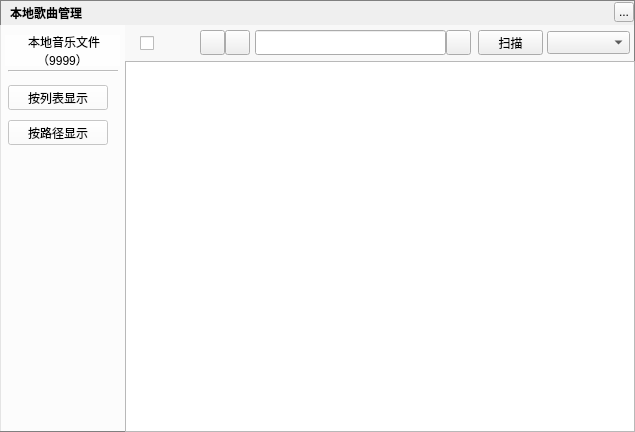
Qt form ui/toolsetswidget/musiclocalsongsmanagerwidget.ui (Greedysky/TTKMusicPlayer) before a commit.
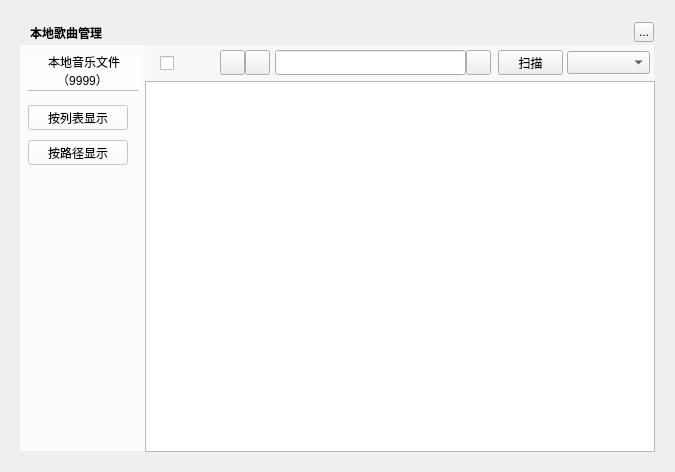
The same form after that commit. Icons and pictures are not drawn. Custom widgets are drawn as their Qt base class.

Commit message: update the interface border shadow[851320]

Patch:
```diff
--- a/ui/toolsetswidget/musiclocalsongsmanagerwidget.ui
+++ b/ui/toolsetswidget/musiclocalsongsmanagerwidget.ui
@@ -6,21 +6,21 @@
    <rect>
     <x>0</x>
     <y>0</y>
-    <width>635</width>
-    <height>432</height>
+    <width>675</width>
+    <height>472</height>
    </rect>
   </property>
   <property name="windowTitle">
    <string>MusicLocalSongsManagerWidget</string>
   </property>
   <property name="styleSheet">
-   <string notr="true">#MusicLocalSongsManagerWidget{border:1px solid gray}</string>
+   <string notr="true"/>
   </property>
   <widget class="QLabel" name="background">
    <property name="geometry">
     <rect>
-     <x>0</x>
-     <y>0</y>
+     <x>20</x>
+     <y>20</y>
      <width>635</width>
      <height>432</height>
     </rect>
@@ -32,8 +32,8 @@
   <widget class="QLabel" name="topTitleName">
    <property name="geometry">
     <rect>
-     <x>10</x>
-     <y>0</y>
+     <x>30</x>
+     <y>20</y>
      <width>100</width>
      <height>25</height>
     </rect>
@@ -48,8 +48,8 @@
   <widget class="QToolButton" name="topTitleCloseButton">
    <property name="geometry">
     <rect>
-     <x>614</x>
-     <y>2</y>
+     <x>634</x>
+     <y>22</y>
      <width>20</width>
      <height>20</height>
     </rect>
@@ -61,8 +61,8 @@
   <widget class="QWidget" name="backgroundMask1" native="true">
    <property name="geometry">
     <rect>
-     <x>0</x>
-     <y>25</y>
+     <x>20</x>
+     <y>45</y>
      <width>125</width>
      <height>406</height>
     </rect>
@@ -132,8 +132,8 @@
   <widget class="MusicLocalSongsTableWidget" name="songlistsTable">
    <property name="geometry">
     <rect>
-     <x>125</x>
-     <y>61</y>
+     <x>145</x>
+     <y>81</y>
      <width>510</width>
      <height>371</height>
     </rect>
@@ -142,8 +142,8 @@
   <widget class="QWidget" name="toolWidget" native="true">
    <property name="geometry">
     <rect>
-     <x>125</x>
-     <y>25</y>
+     <x>145</x>
+     <y>45</y>
      <width>509</width>
      <height>36</height>
     </rect>
@@ -252,8 +252,8 @@
   <widget class="QLabel" name="loadingLabel">
    <property name="geometry">
     <rect>
-     <x>270</x>
-     <y>220</y>
+     <x>290</x>
+     <y>240</y>
      <width>220</width>
      <height>19</height>
     </rect>
```
The commit also changes 3 other files.
